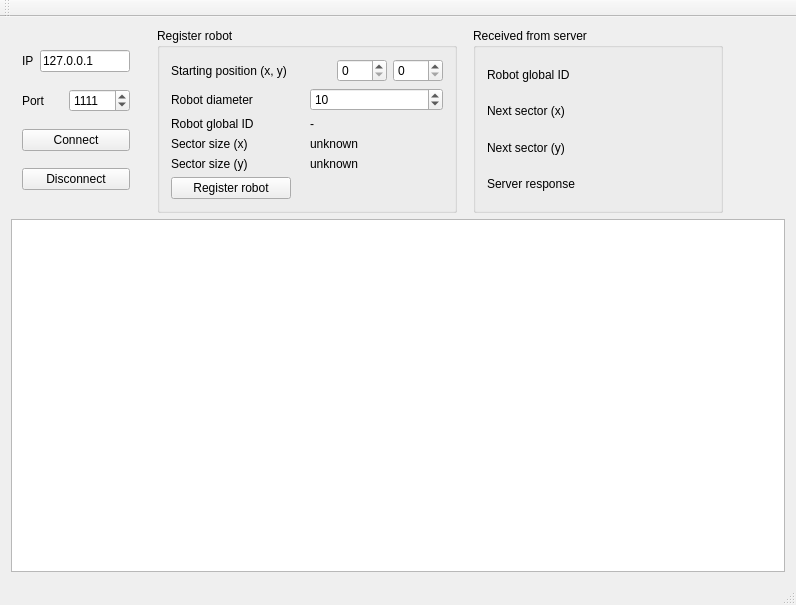
First picture: the form in klient/klient.ui, repository pawelbogner/sys_zdarzeniowe_2013, before the edit.
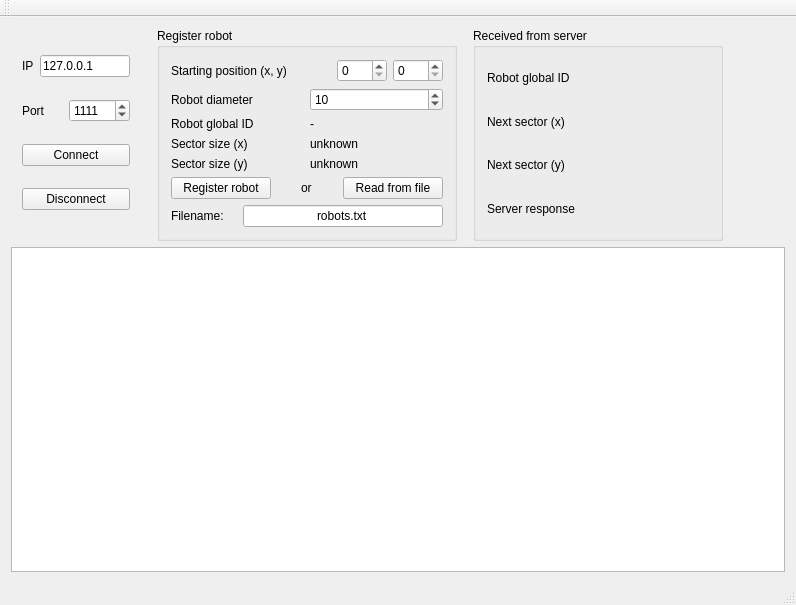
Second picture: the form after the edit.

Commit message: Reading robots from a file. Stub.

```diff
--- a/klient/klient.ui
+++ b/klient/klient.ui
@@ -285,7 +285,7 @@
              </property>
              <property name="minimumSize">
               <size>
-               <width>120</width>
+               <width>100</width>
                <height>0</height>
               </size>
              </property>
@@ -294,6 +294,26 @@
              </property>
             </widget>
            </item>
+           <item>
+            <spacer name="horizontalSpacer_6">
+             <property name="orientation">
+              <enum>Qt::Horizontal</enum>
+             </property>
+             <property name="sizeHint" stdset="0">
+              <size>
+               <width>40</width>
+               <height>20</height>
+              </size>
+             </property>
+            </spacer>
+           </item>
+           <item>
+            <widget class="QLabel" name="label_8">
+             <property name="text">
+              <string>or</string>
+             </property>
+            </widget>
+           </item>
            <item>
             <spacer name="horizontalSpacer_4">
              <property name="orientation">
@@ -306,6 +326,46 @@
               </size>
              </property>
             </spacer>
+           </item>
+           <item>
+            <widget class="QPushButton" name="pushButton_4">
+             <property name="minimumSize">
+              <size>
+               <width>100</width>
+               <height>0</height>
+              </size>
+             </property>
+             <property name="text">
+              <string>Read from file</string>
+             </property>
+            </widget>
+           </item>
+          </layout>
+         </item>
+         <item>
+          <layout class="QHBoxLayout" name="horizontalLayout_11">
+           <item>
+            <widget class="QLabel" name="label_6">
+             <property name="text">
+              <string>Filename:</string>
+             </property>
+            </widget>
+           </item>
+           <item>
+            <widget class="QLineEdit" name="fileName">
+             <property name="maximumSize">
+              <size>
+               <width>200</width>
+               <height>16777215</height>
+              </size>
+             </property>
+             <property name="text">
+              <string>robots.txt</string>
+             </property>
+             <property name="alignment">
+              <set>Qt::AlignCenter</set>
+             </property>
+            </widget>
            </item>
           </layout>
          </item>
```
The commit also changes 3 other files.
